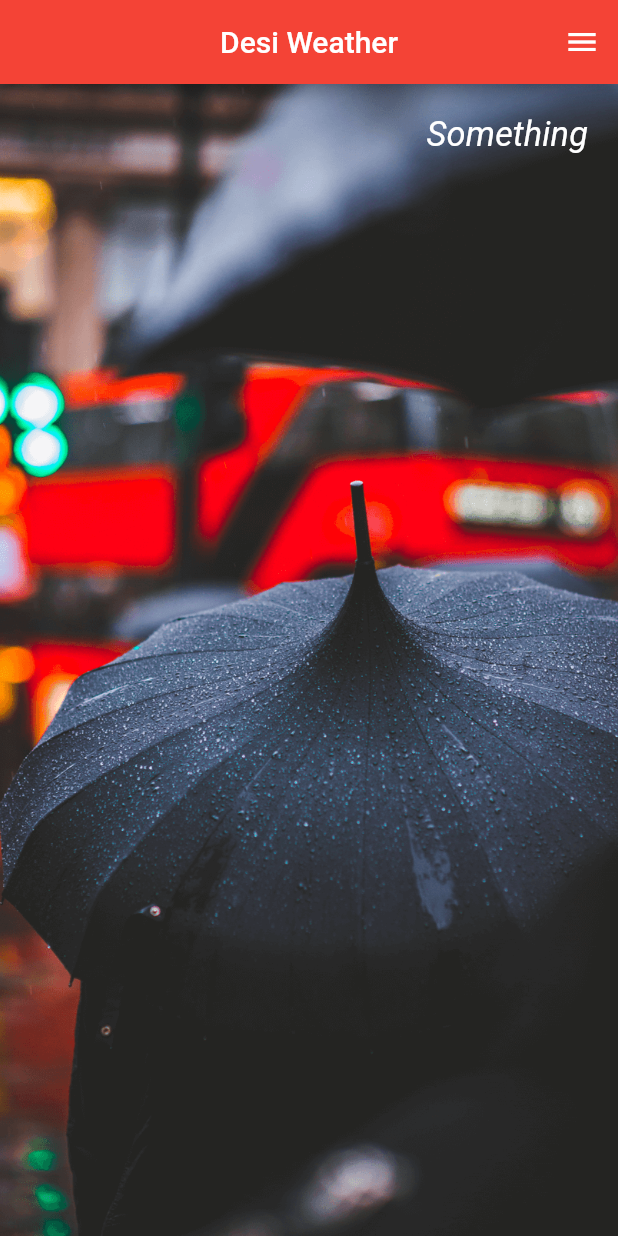
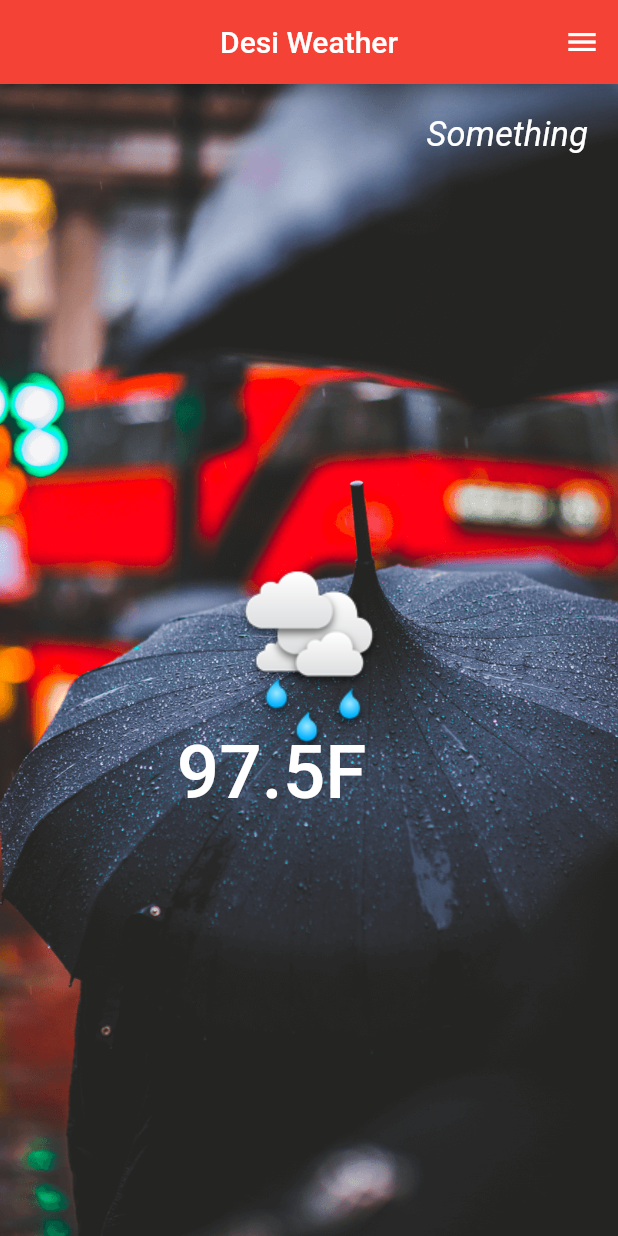
Before and after one commit to toumalmojumder/Weather_flutter, a Flutter app: the screen it shows after launch, on a phone screen of 412 x 824 dp. Run offline on Flutter 3.47's test engine with Material 2 defaults, Android fonts, the phone set to English and light mode, and no system bars.

```diff
--- a/weather_forcast/lib/ui/desiweather.dart
+++ b/weather_forcast/lib/ui/desiweather.dart
@@ -1,5 +1,7 @@
 import 'package:flutter/material.dart';
 import 'package:flutter/widgets.dart';
+
+import '../util/utils.dart';
 
 class desiweather extends StatefulWidget {
   @override
@@ -34,7 +36,16 @@ class _desiweatherState extends State<desiweather> {
             alignment: Alignment.topRight,
             margin: EdgeInsets.fromLTRB(0.0, 20, 20, 0.0),
             child: new Text('Something',style: cityStyle())
-          )
+          ),
+          new Container(
+              alignment: Alignment.center,
+              child: new Image.asset('images/light_rain.png')
+          ),
+          new Container(
+              alignment: Alignment.center,
+              margin: EdgeInsets.fromLTRB(0.0, 150, 50.0, 0.0),
+              child: new Text('97.5'+'F',style: tempStyle())
+          ),
         ],
       ),
 
@@ -49,3 +60,13 @@ return new TextStyle(
 
 );
 }
+TextStyle tempStyle(){
+  return new TextStyle(
+      color: Colors.white,
+      fontSize: 49.9,
+      fontStyle: FontStyle.normal,
+    fontWeight: FontWeight.w500,
+
+
+  );
+}
--- /dev/null
+++ b/weather_forcast/lib/util/utils.dart
@@ -0,0 +1,5 @@
+import 'package:flutter/material.dart';
+import 'package:flutter/widgets.dart';
+
+final apiId ="acbff94a4bda7d9d46eca93511bdc59a";
+final defaultCity = "Dhaka";
```
